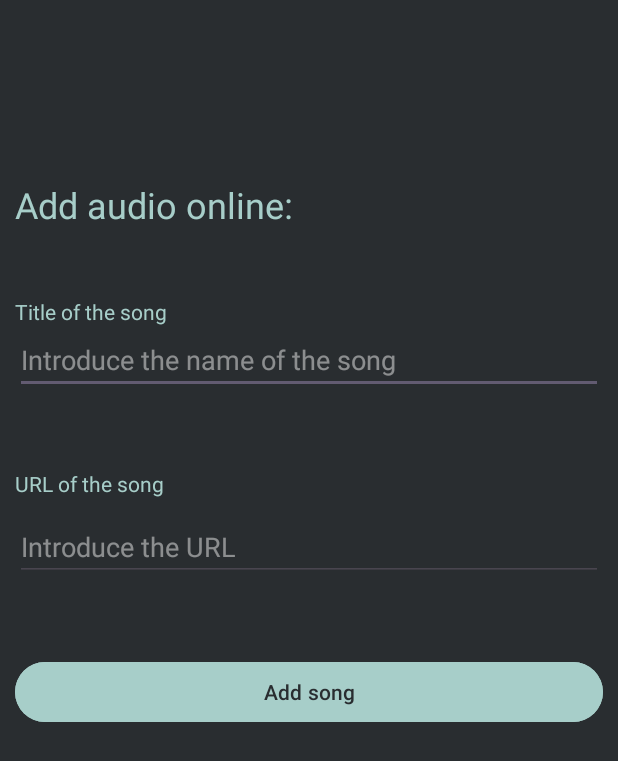
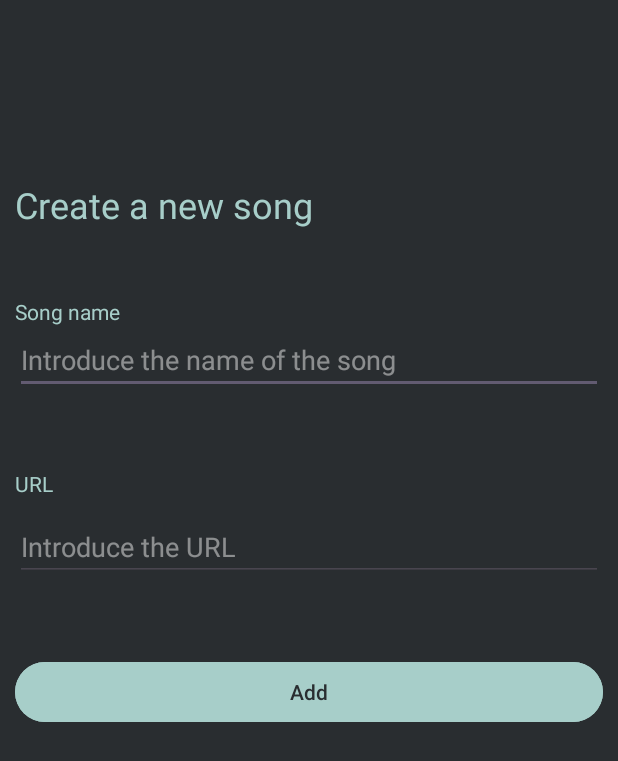
Before and after one commit to EdgarEstDo/AndroidStudio_Projects, an Android app: the layout activity_crear.xml on its own in the app's theme, with its tools: preview values and no code run, on a phone screen of 412 x 824 dp. Shown: the top 761 px of the screen. Run offline under Robolectric (Android 15) with nearby library versions, the light colour scheme and no system bars.

Commit message:
NF2 - Added new languages - V1.02

```diff
--- a/MP0489_NF01_Estrada_Edgar/gradle/libs.versions.toml
+++ b/MP0489_NF01_Estrada_Edgar/gradle/libs.versions.toml
@@ -1,5 +1,5 @@
 [versions]
-agp = "9.0.1"
+agp = "9.1.0"
 junit = "4.13.2"
 junitVersion = "1.3.0"
 espressoCore = "3.7.0"
--- a/MP0489_NF02_Estrada_Edgar/app/src/main/java/com/example/mp0489_nf02_estrada_edgar/DatabaseSQL.java
+++ b/MP0489_NF02_Estrada_Edgar/app/src/main/java/com/example/mp0489_nf02_estrada_edgar/DatabaseSQL.java
@@ -86,7 +86,6 @@ public class DatabaseSQL extends SQLiteOpenHelper {
     } //Fin de la inserción de una canción
 
     //Diseño de la eliminación de todas las canciones en la BD
-
     public void deleteMusic(){
         SQLiteDatabase db = getWritableDatabase();
         db.delete("music", null, null);
--- a/MP0489_NF02_Estrada_Edgar/app/src/main/res/layout/activity_crear.xml
+++ b/MP0489_NF02_Estrada_Edgar/app/src/main/res/layout/activity_crear.xml
@@ -14,7 +14,7 @@
         android:layout_height="wrap_content"
         android:layout_marginStart="10dp"
         android:layout_marginTop="120dp"
-        android:text="Add audio online:"
+        android:text="@string/TextView_crear"
         android:textColor="@color/Main"
         android:textSize="24sp"
         app:layout_constraintEnd_toEndOf="parent"
@@ -28,7 +28,7 @@
         android:layout_marginStart="10dp"
         android:layout_marginEnd="10dp"
         android:ems="10"
-        android:hint="Introduce the name of the song"
+        android:hint="@string/EditTextText_crear"
         android:inputType="text"
         android:textColor="@color/white"
         android:textColorHint="#76FFFFFF"
@@ -44,7 +44,7 @@
         android:layout_marginTop="10dp"
         android:layout_marginEnd="10dp"
         android:ems="10"
-        android:hint="Introduce the URL"
+        android:hint="@string/EditTextText2_crear"
         android:inputType="text"
         android:textColor="@color/white"
         android:textColorHint="#76FFFFFF"
@@ -58,7 +58,7 @@
         android:layout_height="wrap_content"
         android:layout_marginStart="10dp"
         android:layout_marginTop="45dp"
-        android:text="Title of the song"
+        android:text="@string/textView2_crear"
         android:textColor="@color/Main"
         app:layout_constraintEnd_toEndOf="parent"
         app:layout_constraintStart_toStartOf="parent"
@@ -71,7 +71,7 @@
         android:layout_marginStart="10dp"
         android:layout_marginTop="50dp"
         android:layout_marginEnd="10dp"
-        android:text="URL of the song"
+        android:text="@string/textView3_crear"
         android:textColor="@color/Main"
         app:layout_constraintEnd_toEndOf="parent"
         app:layout_constraintStart_toStartOf="parent"
@@ -85,7 +85,7 @@
         android:layout_marginTop="50dp"
         android:layout_marginEnd="10dp"
         android:backgroundTint="@color/Main"
-        android:text="Add song"
+        android:text="@string/button_crear"
         android:textColor="@color/Secondary"
         app:layout_constraintEnd_toEndOf="parent"
         app:layout_constraintStart_toStartOf="parent"
--- a/MP0489_NF02_Estrada_Edgar/app/src/main/res/layout/activity_main.xml
+++ b/MP0489_NF02_Estrada_Edgar/app/src/main/res/layout/activity_main.xml
@@ -26,7 +26,7 @@
         android:layout_width="0dp"
         android:layout_height="wrap_content"
         android:layout_marginTop="148dp"
-        android:text="My Music Studio"
+        android:text="@string/textView_main"
         android:textAlignment="center"
         android:textColor="@color/Main"
         android:textSize="60sp"
--- a/MP0489_NF02_Estrada_Edgar/app/src/main/res/menu/menu_start.xml
+++ b/MP0489_NF02_Estrada_Edgar/app/src/main/res/menu/menu_start.xml
@@ -5,11 +5,11 @@
     <item
         android:id="@+id/add_menu_start"
         android:icon="@android:drawable/ic_menu_add"
-        android:title="Add"
         app:showAsAction="always" />
     <item
         android:id="@+id/delete_menu_start"
-        android:title="Delete All Files" />
+        android:title="Delete All Files"
+        android:visible="false" />
     <item
         android:id="@+id/exit_menu_start"
         android:title="Exit" />
--- a/MP0489_NF02_Estrada_Edgar/gradle/libs.versions.toml
+++ b/MP0489_NF02_Estrada_Edgar/gradle/libs.versions.toml
@@ -1,5 +1,5 @@
 [versions]
-agp = "9.0.1"
+agp = "9.1.0"
 junit = "4.13.2"
 junitVersion = "1.3.0"
 espressoCore = "3.7.0"
```
Also changed, not shown: MP0489_NF02_Estrada_Edgar/app/src/main/java/com/example/mp0489_nf02_estrada_edgar/controladores/CrearActivity.java (+8 -2 lines), MP0489_NF02_Estrada_Edgar/app/src/main/java/com/example/mp0489_nf02_estrada_edgar/controladores/ReproductorActivity.java (+7 -1 lines), MP0489_NF02_Estrada_Edgar/app/src/main/java/com/example/mp0489_nf02_estrada_edgar/controladores/StartActivity.java (+18 -7 lines), MP0489_NF02_Estrada_Edgar/app/src/main/res/layout/activity_reproductor.xml (+4 -4 lines), MP0489_NF02_Estrada_Edgar/app/src/main/res/values/strings.xml (+42 -0 lines), MP0489_NF01_Estrada_Edgar/gradle/wrapper/gradle-wrapper.properties, MP0489_NF02_Estrada_Edgar/gradle/wrapper/gradle-wrapper.properties, 6 other files.
